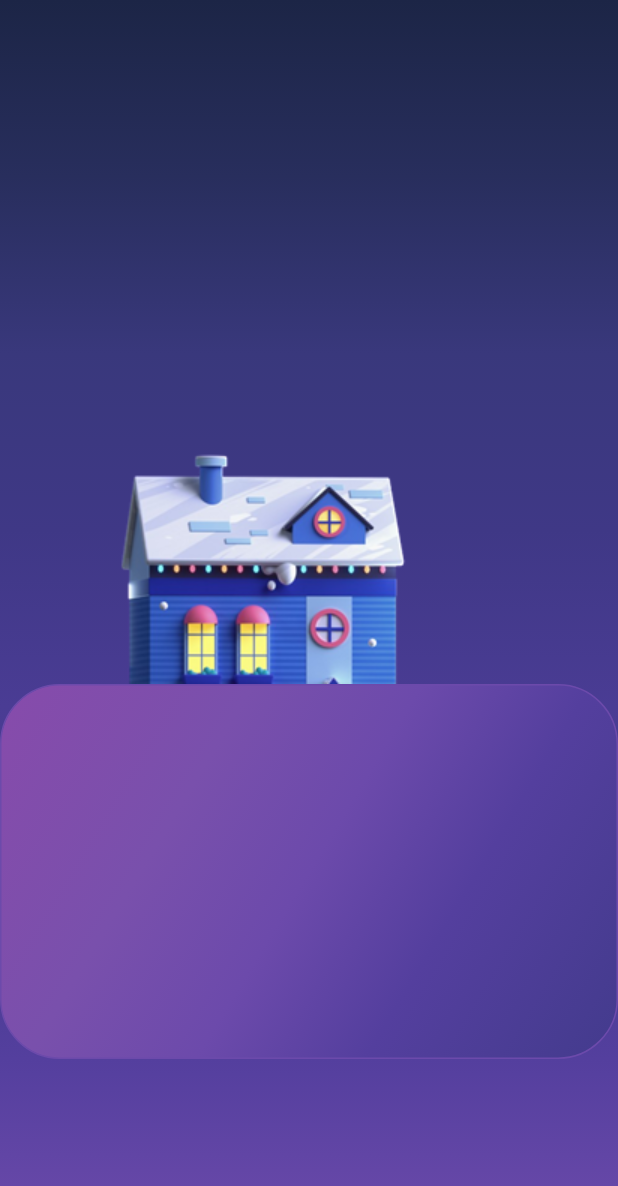
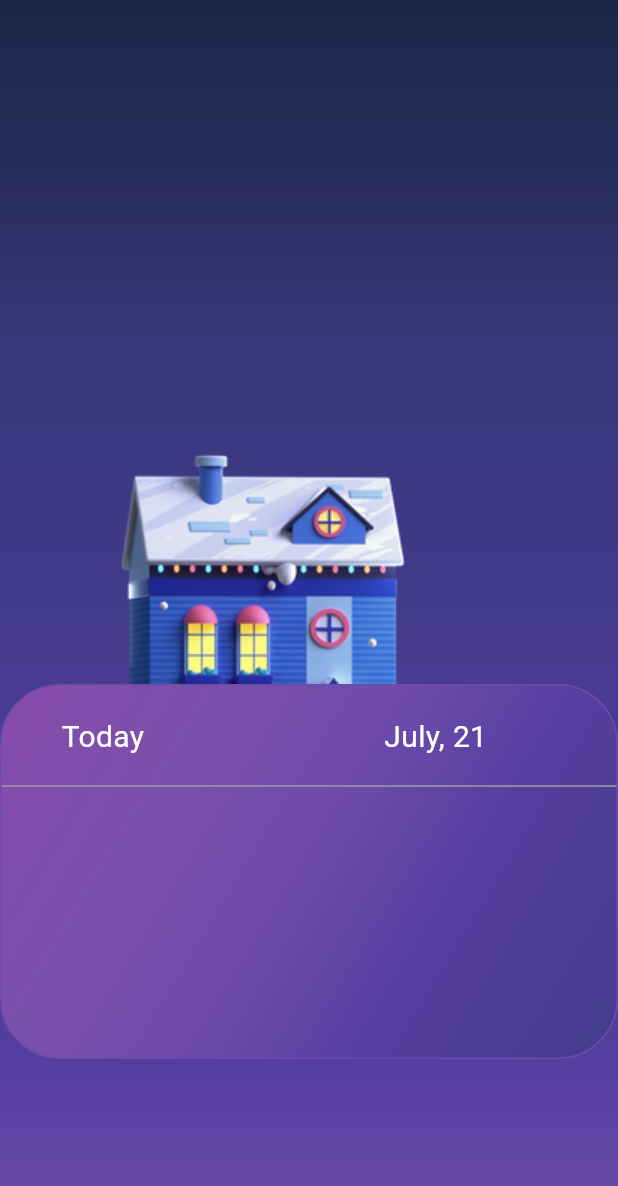
Before and after one commit to adeenazara2002/Weather-Forecast-App, a Flutter app: the Home screen opened directly, on a phone screen of 412 x 824 dp. Shown: the top 1186 px of the screen. Run offline on Flutter 3.47's test engine with Material 3 defaults, Android fonts, the phone set to English and light mode, and no system bars.

Commit message:
Home Screen

```diff
--- a/lib/Screens/home.dart
+++ b/lib/Screens/home.dart
@@ -47,7 +47,6 @@ class Home extends StatelessWidget {
                         begin: Alignment.topLeft,
                         end: Alignment.bottomRight,
                         stops: [0.0, 0.3, 0.5, 0.7, 1.0],
-
                         colors: [
                           Color.fromRGBO(135, 75, 171, 1.0), // Lightest shade
                           Color.fromRGBO(121, 80, 172, 1.0),
@@ -61,6 +60,45 @@ class Home extends StatelessWidget {
                         color: Color.fromRGBO(108, 74, 171, 1.0),
                       ),
                     ),
+                    child: Stack(
+                      children: [
+                        Column(
+                          children: [
+                            SizedBox(height: 20), // Adjust spacing as needed
+                            Row(
+                              children: [
+                                Padding(padding: EdgeInsets.only(left: 40)),
+                                Text(
+                                  'Today',
+                                  style: TextStyle(
+                                    color: Colors.white,
+                                    fontSize: 20,
+                                    fontWeight: FontWeight.w400,
+                                  ),
+                                ),
+                                Padding(padding: EdgeInsets.only(left: 160)),
+
+                                Text(
+                                  'July, 21',
+                                  style: TextStyle(
+                                    color: Colors.white,
+                                    fontSize: 20,
+                                    fontWeight: FontWeight.w400,
+                                  ),
+                                ),
+                              ],
+                            ),
+                            SizedBox(height: 10), // Adjust spacing between text and line
+                            Divider(
+                              color: Colors.grey,
+                              thickness: 1, // Adjust the thickness of the line
+                              // indent: 40, // Space from the left
+                              // endIndent: 40, // Space from the right
+                            ),
+                          ],
+                        ),
+                      ],
+                    ),
                   ),
                 ),
               ],
```
